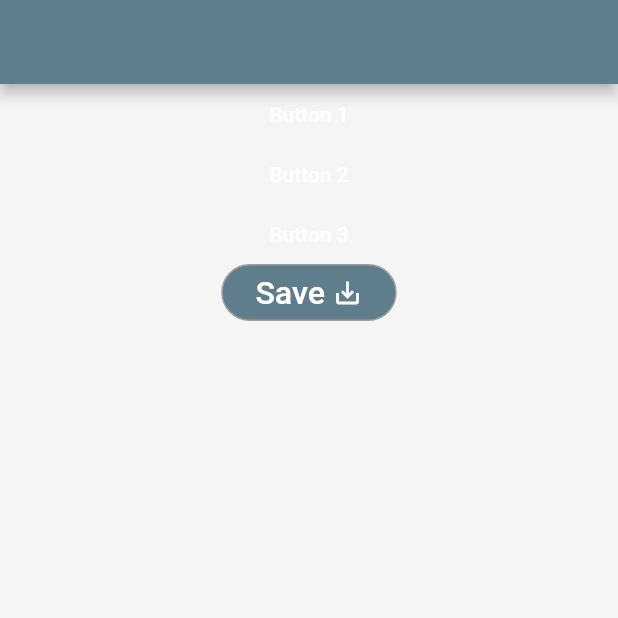
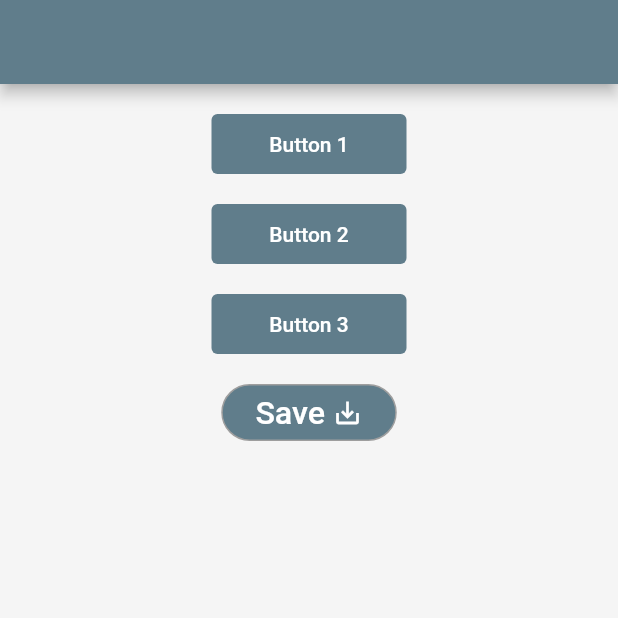
Before and after one commit to sweyhmiller1/sandbox, a Flutter app: the screen it shows after launch, on a phone screen of 412 x 824 dp, the top half of it. Run offline on Flutter 3.47's test engine with Material 2 defaults, Android fonts, the phone set to English and light mode, and no system bars; our stand-ins replace charts_flutter, sqflite; accounts and stored records are empty.

Commit message:
Fixed bugs so it ran

```diff
--- a/ezpd/lib/main.dart
+++ b/ezpd/lib/main.dart
@@ -97,8 +97,8 @@ class _MyHomePageState extends State<MyHomePage> {
           home: HomePageWidget(),
           routes: {
 
-            '/text':(ctx)=>ListofoptionWidget(),
-            '/activities':(ctx)=> ListofoptWidget(),
+            '/text':(ctx)=>MyCustomForm(),
+            //'/activities':(ctx)=> ListofoptWidget(),
             '/home':(ctx)=> HomePageWidget(),
           },
         ));
--- a/ezpd/lib/screens/forms.dart
+++ b/ezpd/lib/screens/forms.dart
@@ -1,4 +1,5 @@
 import 'package:flutter/material.dart';
+import 'dart:ui';
 
 final inputsArray = new List<String>();
 
@@ -33,6 +34,9 @@ class _HomePageWidgetState extends State<HomePageWidget> {
               children: [],
             ),
             SizedBox(
+              height: 20,
+            ),
+            SizedBox(
               width: 130,
               height: 40,
               child: TextButton(
@@ -41,10 +45,13 @@ class _HomePageWidgetState extends State<HomePageWidget> {
                   },
                   style:
                   TextButton.styleFrom(
-                    primary: Colors.blueGrey,
+                    backgroundColor: Colors.blueGrey,
                   ),
                   child: Text("Button 1", style: TextStyle(color: Colors.white)),
             ),
+            ),
+            SizedBox(
+              height: 20,
             ),
             SizedBox(
               width: 130,
@@ -55,10 +62,13 @@ class _HomePageWidgetState extends State<HomePageWidget> {
                 },
                 style:
                 TextButton.styleFrom(
-                  primary: Colors.blueGrey,
+                  backgroundColor: Colors.blueGrey,
                 ),
                 child: Text("Button 2", style: TextStyle(color: Colors.white)),
               ),
+            ),
+            SizedBox(
+              height: 20,
             ),
             SizedBox(
               width: 130,
@@ -69,10 +79,14 @@ class _HomePageWidgetState extends State<HomePageWidget> {
                 },
                 style:
                 TextButton.styleFrom(
-                  primary: Colors.blueGrey,
+                  //primary: Colors.blueGrey,
+                  backgroundColor: Colors.blueGrey,
                 ),
                 child: Text("Button 3", style: TextStyle(color: Colors.white)),
               ),
+            ),
+            SizedBox(
+              height: 20,
             ),
             GestureDetector(
               onTap: () => {
@@ -89,7 +103,7 @@ class _HomePageWidgetState extends State<HomePageWidget> {
                           .join('_'),
                       dateonly);*/
                 }),
-                Navigator.of(context).pushNamed('/home_screen'),
+                Navigator.of(context).pushNamed('/text'),
               },
               child: Container(
                 height: 38.00,
```
Also changed, not shown: ezpd/lib/screens/text.dart (+17 -11 lines), 2 other files.
